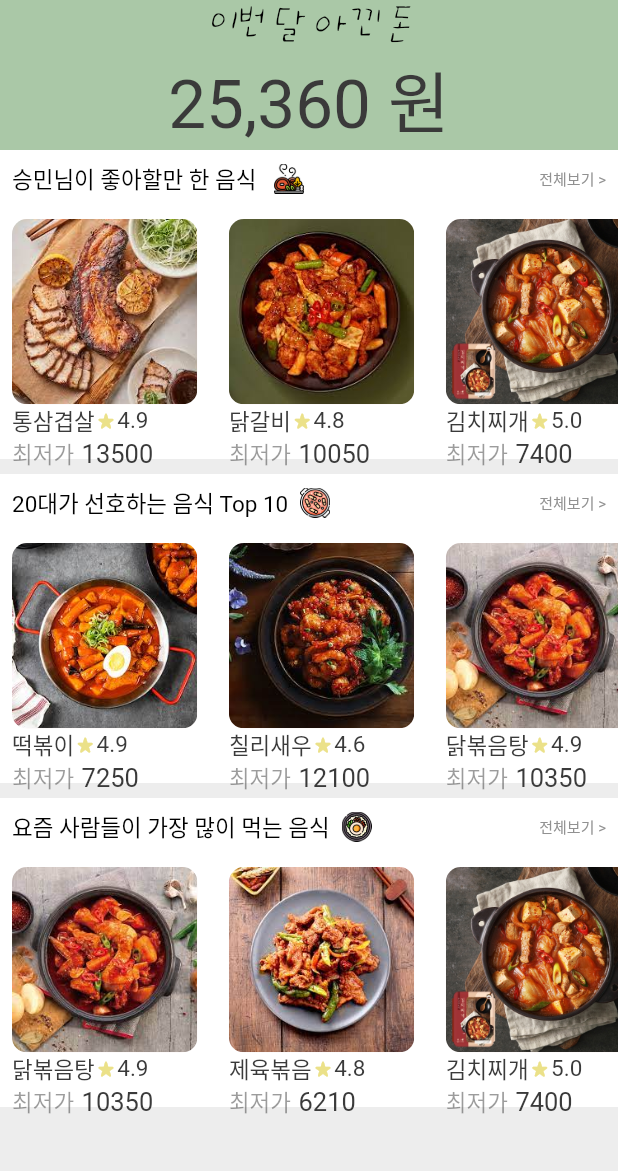
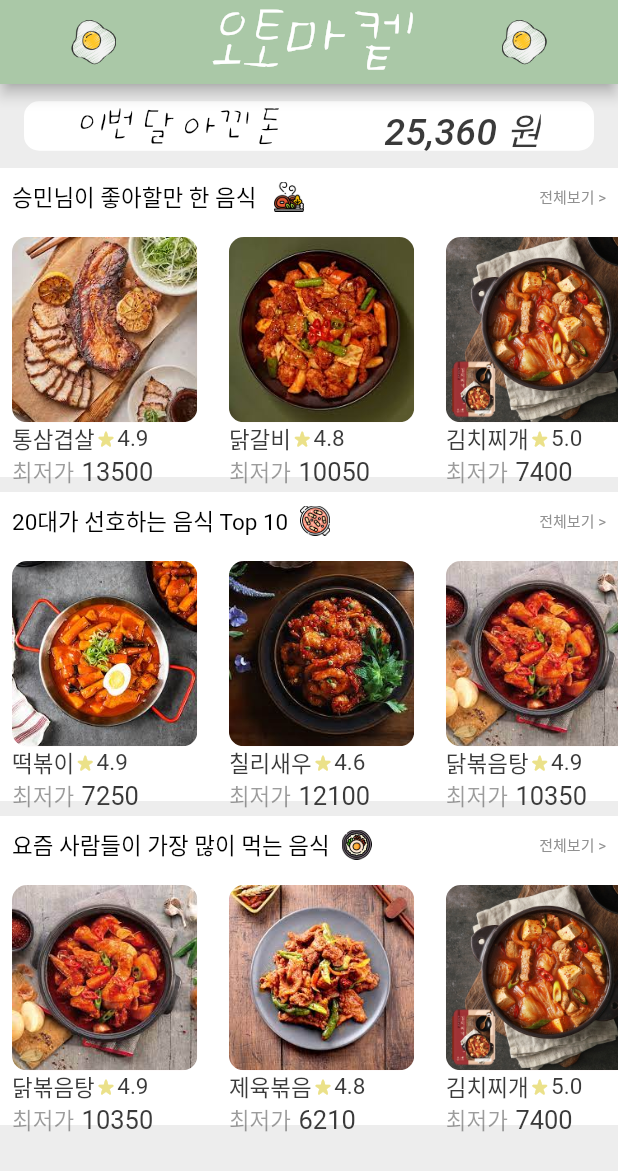
Before and after one commit to SoulTree-Lovers/AutoMarket, a Flutter app: the screen it shows after launch, on a phone screen of 412 x 824 dp. Shown: the top 1171 px of the screen. Run offline on Flutter 3.47's test engine with Material 2 defaults, Android fonts, the phone set to English and light mode, and no system bars; Roboto replaces fonts that are missing (KCC).

Commit message:
앱바 레이아웃 변경

```diff
--- a/lib/screens/home_page.dart
+++ b/lib/screens/home_page.dart
@@ -15,17 +15,54 @@ class _HomePageState extends State<HomePage> {
     double screenWidth = MediaQuery.of(context).size.width;
 
     return Scaffold(
+      appBar: AppBar(
+        automaticallyImplyLeading: false,
+        backgroundColor: const Color(0xFFAAC8A7),
+        title: SizedBox(
+          child: Row(
+            mainAxisAlignment: MainAxisAlignment.spaceAround,
+            children: [
+              Image.asset(
+                "assets/images/계란후라이.png",
+                width: 30,
+                height: 30,
+              ),
+              const Text(
+                "오토마켙",
+                style: TextStyle(
+                  fontSize: 45,
+                ),
+              ),
+              Image.asset(
+                "assets/images/계란후라이.png",
+                width: 30,
+                height: 30,
+              ),
+            ],
+          ),
+        ),
+      ),
       backgroundColor: const Color.fromARGB(255, 237, 237, 237),
-      body: NestedScrollView(
+      body: WillPopScope(
+        onWillPop: () async => false, // 뒤로가기 막기
+        child: NestedScrollView(
           // Setting floatHeaderSlivers to true is required in order to float
           // the outer slivers over the inner scrollable.
           floatHeaderSlivers: true,
           headerSliverBuilder: (BuildContext context, bool innerBoxIsScrolled) {
             return <Widget>[
               SliverAppBar(
-              title: const Padding(
-                padding: EdgeInsets.all(8.0),
-                child: Text(
+                title: Container(
+                  width: screenWidth,
+                  height: screenHeight * 0.04,
+                  decoration: BoxDecoration(
+                    color: const Color.fromARGB(255, 255, 255, 255),
+                    borderRadius: BorderRadius.circular(10),
+                  ),
+                  child: Row(
+                    mainAxisAlignment: MainAxisAlignment.spaceAround,
+                    children: const [
+                      Text(
                         '이번 달 아낀 돈',
                         style: TextStyle(
                           fontFamily: "UhBeebaby",
@@ -33,25 +70,25 @@ class _HomePageState extends State<HomePage> {
                           color: Color.fromARGB(255, 0, 0, 0),
                         ),
                       ),
-              ),
-              bottom: const PreferredSize(
-                preferredSize: Size.fromHeight(20.0),
-                child: Text(
+                      Text(
                         "25,360 원",
                         style: TextStyle(
                           fontFamily: "KCC",
-                    fontSize: 45.0,
+                          fontSize: 25.0,
                           color: Color.fromARGB(255, 58, 58, 58),
                         ),
                       ),
+                    ],
                   ),
-              floating: true,
+                ),
+
+                // floating: true,
                 centerTitle: true,
-              expandedHeight: 100.0,
+                expandedHeight: 50.0,
                 // pinned: true,
                 forceElevated: innerBoxIsScrolled,
                 automaticallyImplyLeading: false,
-              backgroundColor: const Color(0xFFAAC8A7),
+                backgroundColor: const Color.fromARGB(255, 237, 237, 237),
               ),
             ];
           },
@@ -347,6 +384,7 @@ class _HomePageState extends State<HomePage> {
             ),
           ),
         ),
+      ),
     );
   }
 }
```
Lines whose indentation alone changed are shown as unchanged.
